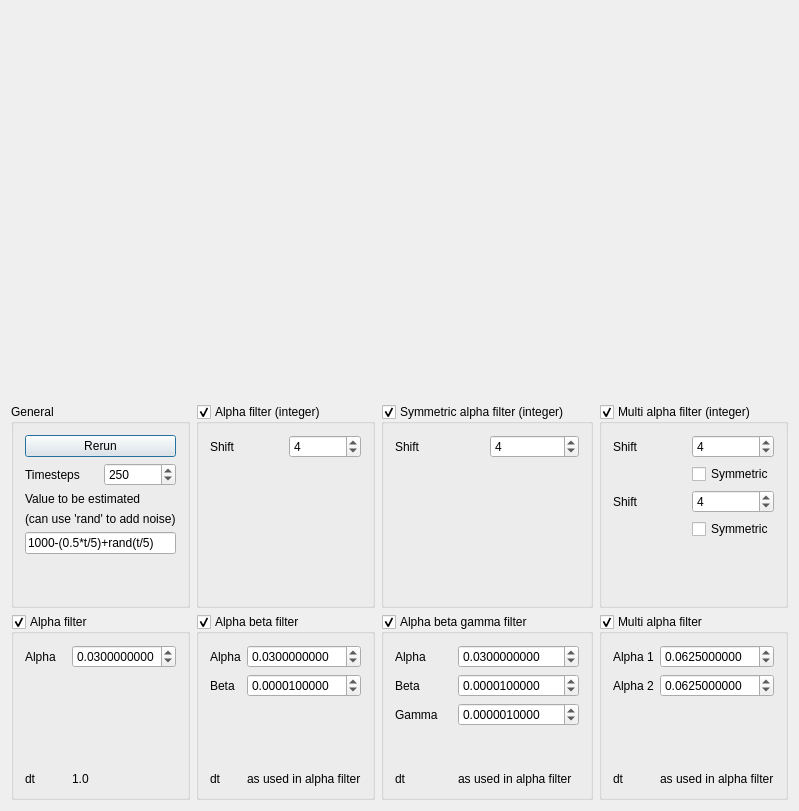
Before: the Qt Designer form Tools/ToolStateObserver/qtstateobservermaindialog.ui in richelbilderbeek/ProjectRichelBilderbeek, drawn with Qt 5.
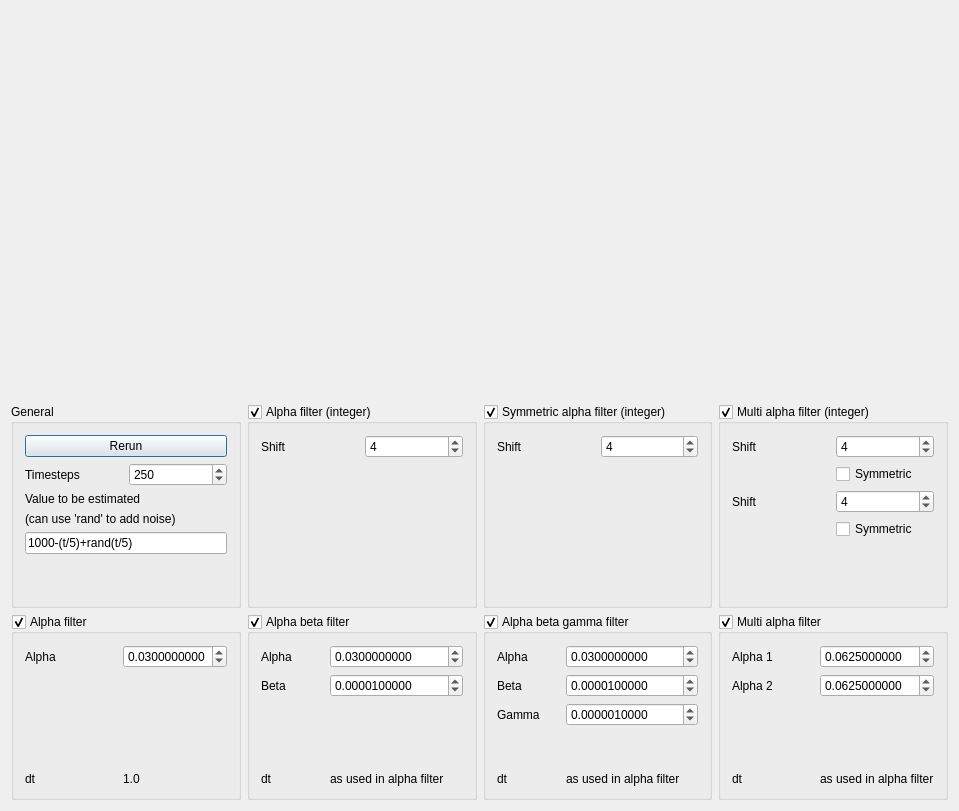
After: the same form once the commit is applied. Custom widgets are drawn as their Qt base class.

Patch:
```diff
--- a/Tools/ToolStateObserver/qtstateobservermaindialog.ui
+++ b/Tools/ToolStateObserver/qtstateobservermaindialog.ui
@@ -6,7 +6,7 @@
    <rect>
     <x>0</x>
     <y>0</y>
-    <width>764</width>
+    <width>959</width>
     <height>811</height>
    </rect>
   </property>
@@ -92,7 +92,7 @@
          <string>Enter any function of t here, for example '1000-(0.5*t/5)+rand(t/5)'</string>
         </property>
         <property name="text">
-         <string>1000-(0.5*t/5)+rand(t/5)</string>
+         <string>1000-(t/5)+rand(t/5)</string>
         </property>
        </widget>
       </item>
```
